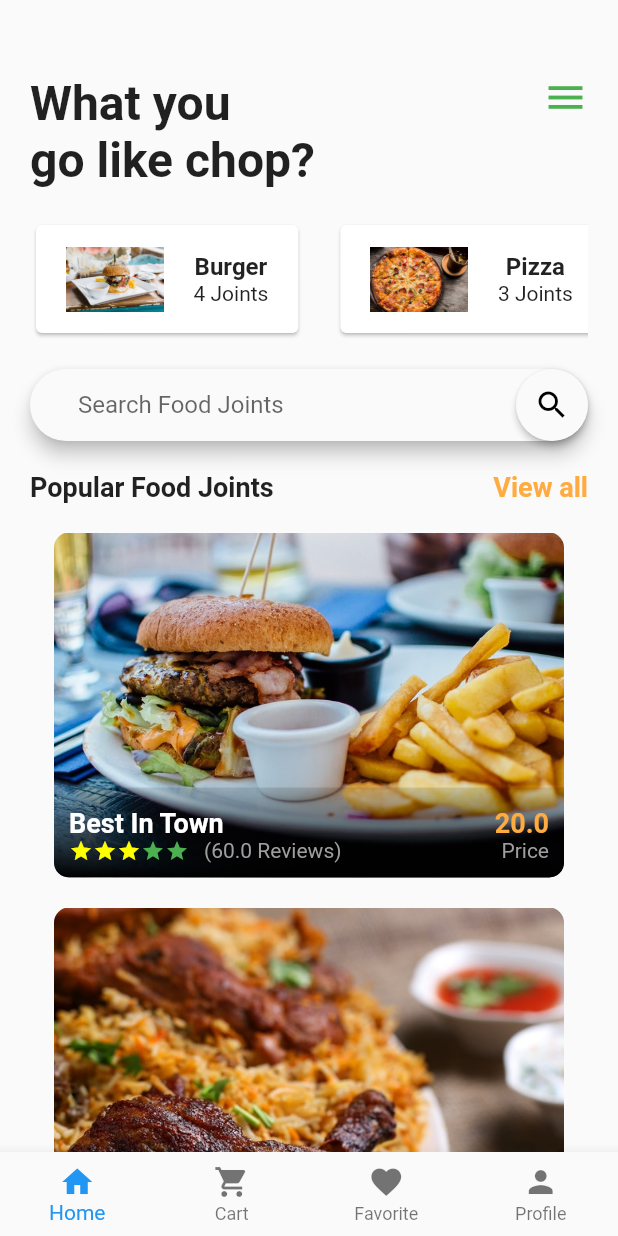
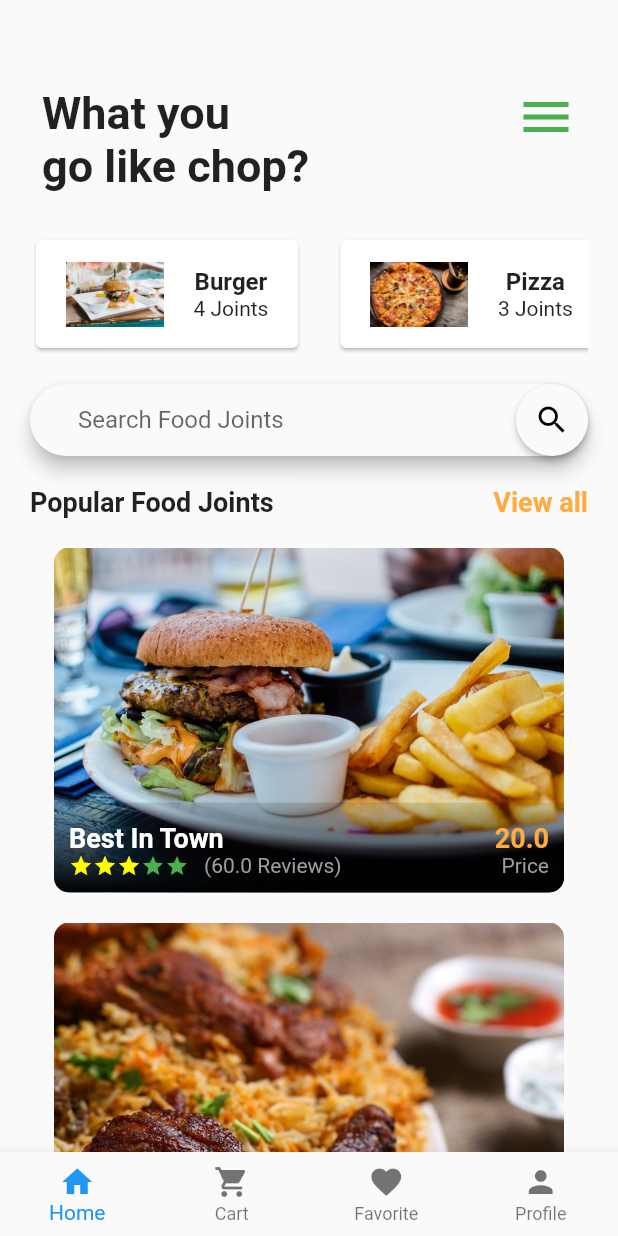
Before and after one commit to AJAntwi/FoodieGet, a Flutter app: the screen it shows after launch, on a phone screen of 412 x 824 dp. Run offline on Flutter 3.47's test engine with Material 2 defaults, Android fonts, the phone set to English and light mode, and no system bars.

Commit message:
Add files via upload

```diff
--- a/lib/src/app.dart
+++ b/lib/src/app.dart
@@ -1,5 +1,6 @@
 import 'package:flutter/material.dart';
 import 'screens/main_screen.dart';
+
 class App extends StatelessWidget{
   @override
   Widget build(BuildContext context){
--- a/lib/src/pages/home_page.dart
+++ b/lib/src/pages/home_page.dart
@@ -42,7 +42,7 @@ class _HomePageState extends State<HomePage>{
                   fontWeight: FontWeight.bold,
                 ),
               ),
-              GestureDetector(
+              InkWell(
                 onTap: (){},
                 child: Text(
                   "View all",
--- a/lib/src/widgets/home_top_info.dart
+++ b/lib/src/widgets/home_top_info.dart
@@ -2,11 +2,13 @@ import 'package:flutter/material.dart';
 
 class HomeTopInfo extends StatelessWidget{
 
-  final textStyle = TextStyle(fontSize: 32.0, fontWeight: FontWeight.bold);
+  final textStyle = TextStyle(fontSize: 30.0, fontWeight: FontWeight.bold);
 
   @override
   Widget build(BuildContext context){
-    return Container(
+    return Padding(
+      padding: const EdgeInsets.all(8.0),
+      child: Container(
           margin: EdgeInsets.only(bottom: 20.0),
           child: Row(
             mainAxisAlignment: MainAxisAlignment.spaceBetween,
@@ -19,8 +21,9 @@ class HomeTopInfo extends StatelessWidget{
                   Text("go like chop?", style: textStyle,)
                 ],
               ),
-            Icon(Icons.menu, size: 30.0, color: Theme.of(context).primaryColor,),
+              GestureDetector(child: Icon(Icons.menu, size: 40.0, color: Theme.of(context).primaryColor,)),
             ],
+          ),
       ),
     );
   }
```
Also changed, not shown: lib/src/data/Food_Joint_data.dart (added, +18 -0 lines), lib/src/homescreen.dart (+5 -2 lines), lib/src/models/Food_Joint_model.dart (added, +13 -0 lines). Lines whose indentation alone changed are shown as unchanged.
